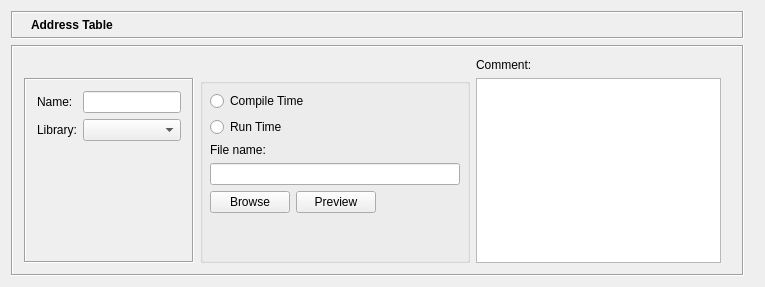
First picture: the form in src/gui/addresstabledialog_q.ui, repository fwbuilder/fwbuilder, before the edit.
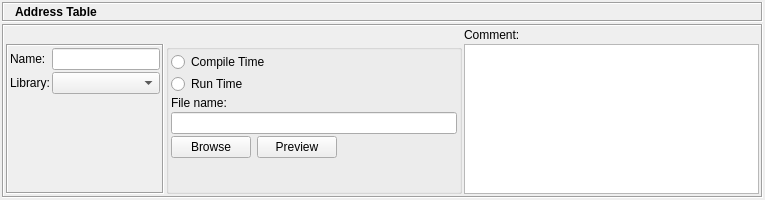
Second picture: the form after the edit. Icons and pictures are not drawn.

What changed in the file:
```diff
--- a/src/gui/addresstabledialog_q.ui
+++ b/src/gui/addresstabledialog_q.ui
@@ -6,7 +6,7 @@
     <x>0</x>
     <y>0</y>
     <width>765</width>
-    <height>287</height>
+    <height>200</height>
    </rect>
   </property>
   <property name="baseSize" >
@@ -19,11 +19,23 @@
    <string>Address Table</string>
   </property>
   <layout class="QGridLayout" >
-   <property name="margin" >
-    <number>11</number>
+   <property name="leftMargin" >
+    <number>2</number>
    </property>
-   <property name="spacing" >
-    <number>6</number>
+   <property name="topMargin" >
+    <number>2</number>
+   </property>
+   <property name="rightMargin" >
+    <number>2</number>
+   </property>
+   <property name="bottomMargin" >
+    <number>2</number>
+   </property>
+   <property name="horizontalSpacing" >
+    <number>2</number>
+   </property>
+   <property name="verticalSpacing" >
+    <number>2</number>
    </property>
    <item row="0" column="0" >
     <layout class="QVBoxLayout" >
@@ -31,18 +43,34 @@
       <number>0</number>
      </property>
      <property name="spacing" >
-      <number>6</number>
+      <number>2</number>
+     </property>
+     <property name="leftMargin" >
+      <number>0</number>
+     </property>
+     <property name="topMargin" >
+      <number>0</number>
+     </property>
+     <property name="rightMargin" >
+      <number>0</number>
+     </property>
+     <property name="bottomMargin" >
+      <number>0</number>
      </property>
      <item>
       <widget class="QFrame" name="frame3" >
        <property name="sizePolicy" >
-        <sizepolicy>
-         <hsizetype>5</hsizetype>
-         <vsizetype>0</vsizetype>
+        <sizepolicy vsizetype="Fixed" hsizetype="Preferred" >
          <horstretch>0</horstretch>
          <verstretch>0</verstretch>
         </sizepolicy>
        </property>
+       <property name="minimumSize" >
+        <size>
+         <width>16</width>
+         <height>20</height>
+        </size>
+       </property>
        <property name="frameShape" >
         <enum>QFrame::Box</enum>
        </property>
@@ -50,11 +78,23 @@
         <enum>QFrame::Sunken</enum>
        </property>
        <layout class="QGridLayout" >
-        <property name="margin" >
-         <number>5</number>
+        <property name="leftMargin" >
+         <number>2</number>
         </property>
-        <property name="spacing" >
-         <number>6</number>
+        <property name="topMargin" >
+         <number>2</number>
+        </property>
+        <property name="rightMargin" >
+         <number>2</number>
+        </property>
+        <property name="bottomMargin" >
+         <number>2</number>
+        </property>
+        <property name="horizontalSpacing" >
+         <number>2</number>
+        </property>
+        <property name="verticalSpacing" >
+         <number>2</number>
         </property>
         <item row="0" column="1" >
          <widget class="QLabel" name="editorTitle" >
@@ -75,9 +115,7 @@
         <item row="0" column="0" >
          <widget class="QLabel" name="pixmapLabel1" >
           <property name="sizePolicy" >
-           <sizepolicy>
-            <hsizetype>0</hsizetype>
-            <vsizetype>0</vsizetype>
+           <sizepolicy vsizetype="Fixed" hsizetype="Fixed" >
             <horstretch>0</horstretch>
             <verstretch>0</verstretch>
            </sizepolicy>
@@ -105,28 +143,24 @@
         <enum>QFrame::Sunken</enum>
        </property>
        <layout class="QGridLayout" >
-        <property name="margin" >
-         <number>11</number>
+        <property name="leftMargin" >
+         <number>2</number>
         </property>
-        <property name="spacing" >
-         <number>6</number>
+        <property name="topMargin" >
+         <number>2</number>
         </property>
-        <item row="1" column="3" >
-         <spacer>
-          <property name="orientation" >
-           <enum>Qt::Horizontal</enum>
-          </property>
-          <property name="sizeType" >
-           <enum>QSizePolicy::Expanding</enum>
-          </property>
-          <property name="sizeHint" >
-           <size>
-            <width>20</width>
-            <height>20</height>
-           </size>
-          </property>
-         </spacer>
-        </item>
+        <property name="rightMargin" >
+         <number>2</number>
+        </property>
+        <property name="bottomMargin" >
+         <number>2</number>
+        </property>
+        <property name="horizontalSpacing" >
+         <number>2</number>
+        </property>
+        <property name="verticalSpacing" >
+         <number>2</number>
+        </property>
         <item row="0" column="2" >
          <widget class="QLabel" name="textLabel2" >
           <property name="text" >
@@ -146,11 +180,23 @@
            <enum>QFrame::Sunken</enum>
           </property>
           <layout class="QGridLayout" >
-           <property name="margin" >
-            <number>11</number>
+           <property name="leftMargin" >
+            <number>2</number>
            </property>
-           <property name="spacing" >
-            <number>6</number>
+           <property name="topMargin" >
+            <number>2</number>
+           </property>
+           <property name="rightMargin" >
+            <number>2</number>
+           </property>
+           <property name="bottomMargin" >
+            <number>2</number>
+           </property>
+           <property name="horizontalSpacing" >
+            <number>2</number>
+           </property>
+           <property name="verticalSpacing" >
+            <number>2</number>
            </property>
            <item row="2" column="1" >
             <spacer>
@@ -158,12 +204,12 @@
               <enum>Qt::Vertical</enum>
              </property>
              <property name="sizeType" >
-              <enum>QSizePolicy::Expanding</enum>
+              <enum>QSizePolicy::MinimumExpanding</enum>
              </property>
              <property name="sizeHint" >
               <size>
                <width>20</width>
-               <height>20</height>
+               <height>0</height>
               </size>
              </property>
             </spacer>
@@ -197,9 +243,7 @@
            <item row="0" column="1" >
             <widget class="QLineEdit" name="obj_name" >
              <property name="sizePolicy" >
-              <sizepolicy>
-               <hsizetype>5</hsizetype>
-               <vsizetype>0</vsizetype>
+              <sizepolicy vsizetype="Fixed" hsizetype="Preferred" >
                <horstretch>0</horstretch>
                <verstretch>0</verstretch>
               </sizepolicy>
@@ -209,9 +253,7 @@
            <item row="1" column="1" >
             <widget class="QComboBox" name="libs" >
              <property name="sizePolicy" >
-              <sizepolicy>
-               <hsizetype>5</hsizetype>
-               <vsizetype>0</vsizetype>
+              <sizepolicy vsizetype="Fixed" hsizetype="Preferred" >
                <horstretch>0</horstretch>
                <verstretch>0</verstretch>
               </sizepolicy>
@@ -227,18 +269,28 @@
            <string/>
           </property>
           <layout class="QGridLayout" >
-           <property name="margin" >
-            <number>7</number>
+           <property name="leftMargin" >
+            <number>2</number>
            </property>
-           <property name="spacing" >
-            <number>6</number>
+           <property name="topMargin" >
+            <number>2</number>
+           </property>
+           <property name="rightMargin" >
+            <number>2</number>
+           </property>
+           <property name="bottomMargin" >
+            <number>2</number>
+           </property>
+           <property name="horizontalSpacing" >
+            <number>2</number>
+           </property>
+           <property name="verticalSpacing" >
+            <number>2</number>
            </property>
            <item row="0" column="0" >
             <widget class="QRadioButton" name="r_compiletime" >
              <property name="sizePolicy" >
-              <sizepolicy>
-               <hsizetype>7</hsizetype>
-               <vsizetype>0</vsizetype>
+              <sizepolicy vsizetype="Fixed" hsizetype="Expanding" >
                <horstretch>0</horstretch>
                <verstretch>0</verstretch>
               </sizepolicy>
@@ -251,9 +303,7 @@
            <item row="1" column="0" >
             <widget class="QRadioButton" name="r_runtime" >
              <property name="sizePolicy" >
-              <sizepolicy>
-               <hsizetype>7</hsizetype>
-               <vsizetype>0</vsizetype>
+              <sizepolicy vsizetype="Fixed" hsizetype="Expanding" >
                <horstretch>0</horstretch>
                <verstretch>0</verstretch>
               </sizepolicy>
@@ -269,12 +319,12 @@
               <enum>Qt::Vertical</enum>
              </property>
              <property name="sizeType" >
-              <enum>QSizePolicy::Expanding</enum>
+              <enum>QSizePolicy::MinimumExpanding</enum>
              </property>
              <property name="sizeHint" >
               <size>
                <width>20</width>
-               <height>20</height>
+               <height>0</height>
               </size>
              </property>
             </spacer>
@@ -300,9 +350,7 @@
              <item>
               <widget class="QPushButton" name="BrowseButton" >
                <property name="sizePolicy" >
-                <sizepolicy>
-                 <hsizetype>0</hsizetype>
-                 <vsizetype>0</vsizetype>
+                <sizepolicy vsizetype="Fixed" hsizetype="Fixed" >
                  <horstretch>0</horstretch>
                  <verstretch>0</verstretch>
                 </sizepolicy>
@@ -343,9 +391,7 @@
            <item row="3" column="0" >
             <widget class="QLineEdit" name="filename" >
              <property name="sizePolicy" >
-              <sizepolicy>
-               <hsizetype>7</hsizetype>
-               <vsizetype>0</vsizetype>
+              <sizepolicy vsizetype="Fixed" hsizetype="Expanding" >
                <horstretch>0</horstretch>
                <verstretch>0</verstretch>
               </sizepolicy>
@@ -364,9 +410,7 @@
         <item row="1" column="2" >
          <widget class="QTextEdit" name="comment" >
           <property name="sizePolicy" >
-           <sizepolicy>
-            <hsizetype>7</hsizetype>
-            <vsizetype>7</vsizetype>
+           <sizepolicy vsizetype="Expanding" hsizetype="Expanding" >
             <horstretch>0</horstretch>
             <verstretch>100</verstretch>
            </sizepolicy>
@@ -387,25 +431,9 @@
      </item>
     </layout>
    </item>
-   <item row="0" column="1" >
-    <spacer>
-     <property name="orientation" >
-      <enum>Qt::Horizontal</enum>
-     </property>
-     <property name="sizeType" >
-      <enum>QSizePolicy::Expanding</enum>
-     </property>
-     <property name="sizeHint" >
-      <size>
-       <width>40</width>
-       <height>20</height>
-      </size>
-     </property>
-    </spacer>
-   </item>
   </layout>
  </widget>
- <layoutdefault spacing="6" margin="11" />
+ <layoutdefault spacing="2" margin="2" />
  <tabstops>
   <tabstop>obj_name</tabstop>
   <tabstop>libs</tabstop>
```
Left out of the diff: 18 changed lines with no effect on the pictures.
